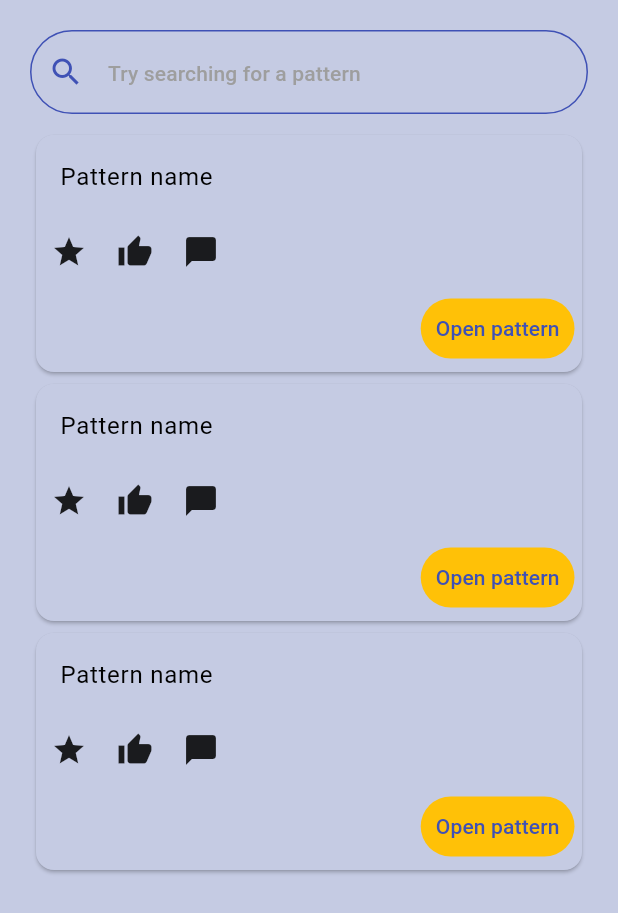
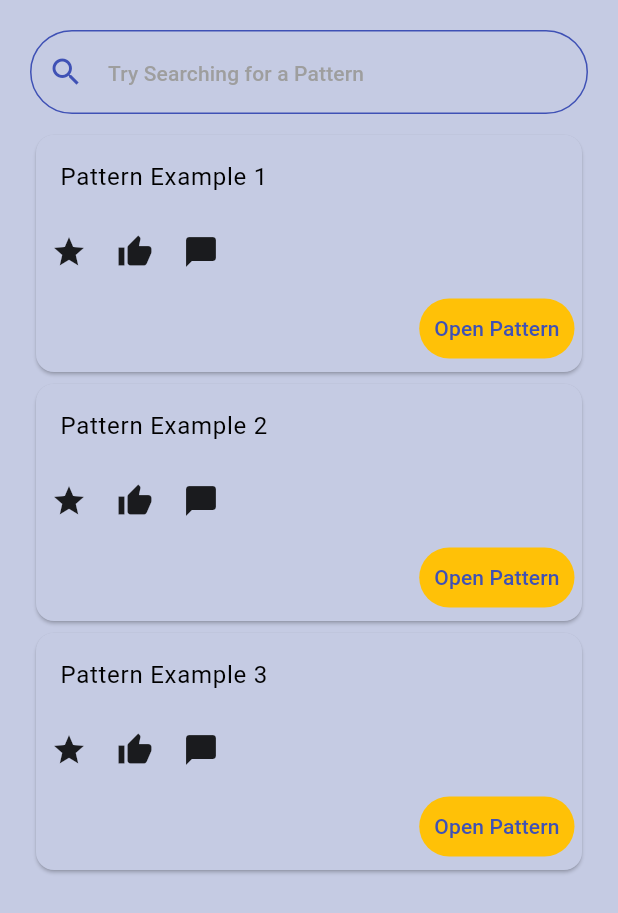
Before and after one commit to darcy-stubbins/final-year-project, a Flutter app: the Home screen opened directly, on a phone screen of 412 x 824 dp. Shown: the top 913 px of the screen. Run offline on Flutter 3.47's test engine with Material 3 defaults, Android fonts, the phone set to English and light mode, and no system bars.

Commit message:
more chnages to frontend design

```diff
--- a/lib/pages/home.dart
+++ b/lib/pages/home.dart
@@ -48,7 +48,7 @@ class _HomeState extends State<Home> {
               child: TextField(
                 onChanged: searchBarChanged,
                 decoration: InputDecoration(
-                  hintText: "Try searching for a pattern",
+                  hintText: "Try Searching for a Pattern",
                   hintStyle: Theme.of(context).textTheme.labelLarge,
                   enabledBorder: OutlineInputBorder(
                     borderRadius: BorderRadius.circular(100.0),
@@ -68,9 +68,9 @@ class _HomeState extends State<Home> {
               ),
             ),
             //passing in the PatternCard partial
-            const PatternCard(),
-            const PatternCard(),
-            const PatternCard()
+            PatternCard(id: 1, name: 'Pattern Example 1'),
+            PatternCard(id: 2, name: 'Pattern Example 2'),
+            PatternCard(id: 3, name: 'Pattern Example 3')
           ],
         ),
       ),
--- a/lib/pages/login.dart
+++ b/lib/pages/login.dart
@@ -33,7 +33,7 @@ class _LoginState extends State<Login> {
                         style: Theme.of(context).textTheme.titleLarge,
                       ),
                       subtitle: Text(
-                        'Login to your account below',
+                        'Login to your Account Below',
                         style: Theme.of(context).textTheme.titleMedium,
                       ),
                     ),
--- a/lib/pages/partials/patternCard.dart
+++ b/lib/pages/partials/patternCard.dart
@@ -2,7 +2,9 @@ import 'package:flutter/material.dart';
 import 'package:my_app/coreFunctionality/core.dart';
 
 class PatternCard extends StatefulWidget {
-  const PatternCard({super.key});
+  final int id;
+  final String name;
+  const PatternCard({super.key, required this.id, required this.name});
 
   @override
   State<PatternCard> createState() => _PatternCardState();
@@ -16,8 +18,8 @@ class _PatternCardState extends State<PatternCard> {
         child: Column(
           mainAxisSize: MainAxisSize.min,
           children: <Widget>[
-            const ListTile(
-              title: Text('Pattern name'),
+            ListTile(
+              title: Text(widget.name),
             ),
             const Row(
               mainAxisAlignment: MainAxisAlignment.start,
@@ -42,9 +44,9 @@ class _PatternCardState extends State<PatternCard> {
                 Padding(
                   padding: EdgeInsets.all(5.0),
                   child: FilledButton(
-                    child: const Text('Open pattern'),
+                    child: const Text('Open Pattern'),
                     onPressed: () {
-                      Core.getInstance().changeDashboardPageIndex(3);
+                      Core.getInstance().openPatternDetails(widget.id);
                     },
                   ),
                 ),
--- a/lib/pages/profile.dart
+++ b/lib/pages/profile.dart
@@ -14,7 +14,7 @@ class _ProfileState extends State<Profile> {
       appBar: AppBar(
         backgroundColor: Colors.transparent,
         title:
-            Text('Edit profile', style: Theme.of(context).textTheme.titleLarge),
+            Text('Edit Profile', style: Theme.of(context).textTheme.titleLarge),
       ),
       body: Card(
         margin: const EdgeInsets.all(20.0),
@@ -39,7 +39,7 @@ class _ProfileState extends State<Profile> {
                 padding: EdgeInsets.only(bottom: 10.0),
                 child: FilledButton(
                   onPressed: () {},
-                  child: const Text('Select new profile picture'),
+                  child: const Text('Select a New Profile Picture'),
                 ),
               ),
             ),
@@ -65,7 +65,7 @@ class _ProfileState extends State<Profile> {
                 padding: EdgeInsets.all(10.0),
                 child: FilledButton(
                   onPressed: () {},
-                  child: const Text('Save changes'),
+                  child: const Text('Save Changes'),
                 ),
               ),
             ),
--- a/lib/pages/saved.dart
+++ b/lib/pages/saved.dart
@@ -15,15 +15,15 @@ class _SavedState extends State<Saved> {
     return Scaffold(
       appBar: AppBar(
         backgroundColor: Colors.transparent,
-        title: Text('Your saved patterns',
+        title: Text('Your Saved Patterns',
             style: Theme.of(context).textTheme.titleLarge),
       ),
       body: Container(
         margin: const EdgeInsets.all(20.0),
         child: Column(
           children: <Widget>[
-            PatternCard(),
-            PatternCard(),
+            PatternCard(id: 1, name: 'Pattern Example 1'),
+            PatternCard(id: 2, name: 'Pattern Example 2'),
           ],
         ),
       ),
--- a/pubspec.yaml
+++ b/pubspec.yaml
@@ -35,7 +35,6 @@ dependencies:
   # The following adds the Cupertino Icons font to your application.
   # Use with the CupertinoIcons class for iOS style icons.
   cupertino_icons: ^1.0.6
-  image_picker;
 
 dev_dependencies:
   flutter_test:
```
Also changed, not shown: lib/coreFunctionality/core.dart (+24 -0 lines), lib/pages/patternDetails.dart (+8 -7 lines).
